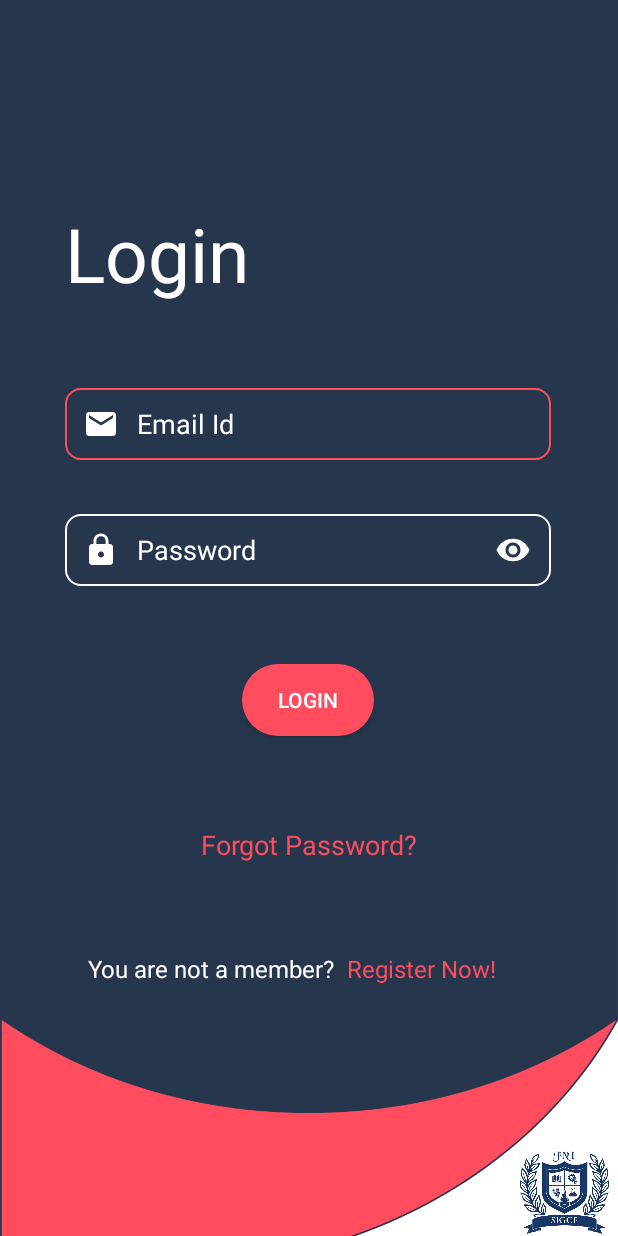
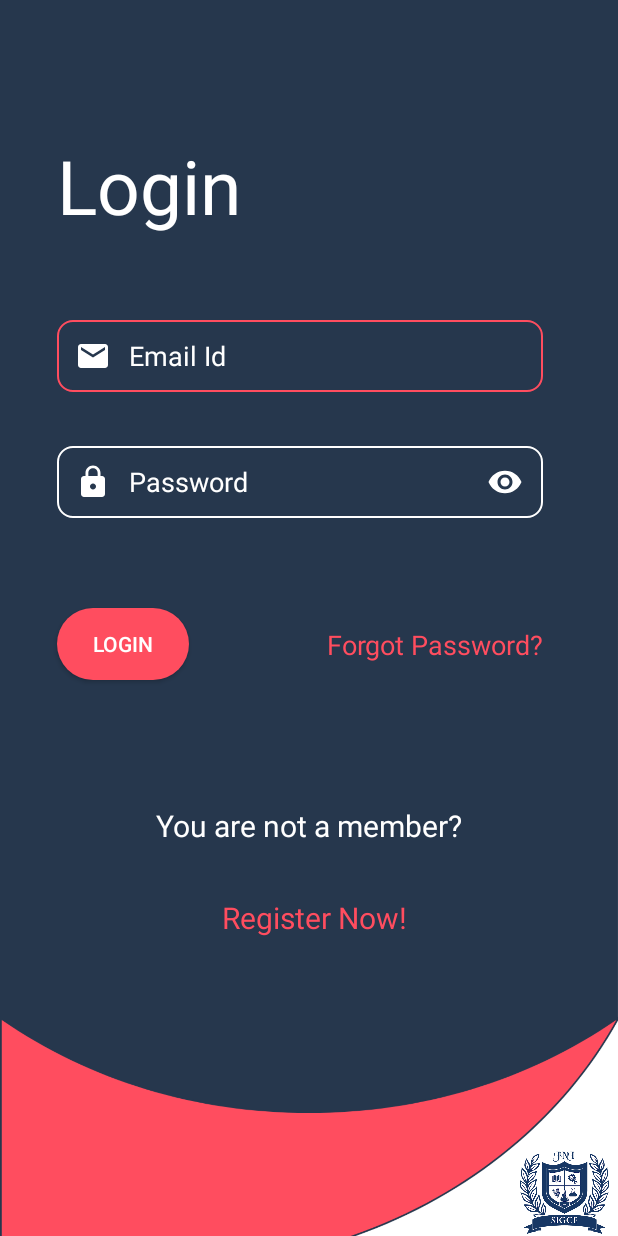
Before and after one commit to yashjariwala/CarChargerDYSM, an Android app: the LoginActivity screen opened directly, with no data from a screen before it, on a phone screen of 412 x 824 dp. Run offline under Robolectric (Android 15) with nearby library versions, the phone set to English and light mode, and no system bars; our stand-ins replace Firebase (no records; nobody signed in at launch, a user with empty details on screens opened directly); libraries missing offline, so code that uses them is left out: com.journeyapps.barcodescanner.

Commit message:
Added feature and bug fixes
Added feature while charging is on another user will not be able to start charging redesigned login page and fixed some layout issues

```diff
--- a/app/src/main/java/com/dysm/carchargerdysm/LoginActivity.java
+++ b/app/src/main/java/com/dysm/carchargerdysm/LoginActivity.java
@@ -7,6 +7,7 @@
 import android.text.method.HideReturnsTransformationMethod;
 import android.view.MotionEvent;
 import android.view.View;
+import android.view.WindowManager;
 import android.view.inputmethod.InputMethodManager;
 import android.widget.Button;
 import android.widget.ImageView;
@@ -37,6 +38,9 @@
         super.onCreate(savedInstanceState);
         setContentView(R.layout.login);
         firebasAuth=FirebaseAuth.getInstance();
+
+
+
 
         //Hide Keyboard
         findViewById(android.R.id.content).setOnTouchListener(new View.OnTouchListener() {
--- a/app/src/main/java/com/dysm/carchargerdysm/stopcharging.java
+++ b/app/src/main/java/com/dysm/carchargerdysm/stopcharging.java
@@ -33,7 +33,7 @@
 import java.text.DecimalFormat;
 
 public class stopcharging extends MainActivity {
-    private static DecimalFormat df = new DecimalFormat("0.00");
+    private static DecimalFormat df = new DecimalFormat("0.000");
 
     @Override
     protected void onStart() {
--- a/app/src/main/res/layout/login.xml
+++ b/app/src/main/res/layout/login.xml
@@ -2,9 +2,9 @@
 <androidx.constraintlayout.widget.ConstraintLayout xmlns:android="http://schemas.android.com/apk/res/android"
     xmlns:app="http://schemas.android.com/apk/res-auto"
     xmlns:tools="http://schemas.android.com/tools"
+    android:id="@+id/loginlayoutforkeyboard"
     android:layout_width="match_parent"
     android:layout_height="match_parent"
-    android:id="@+id/loginlayoutforkeyboard"
     android:background="@drawable/bglogin">
 
     <TextView
@@ -16,10 +16,10 @@
         android:textSize="50sp"
         app:layout_constraintBottom_toBottomOf="parent"
         app:layout_constraintEnd_toEndOf="parent"
-        app:layout_constraintHorizontal_bias="0.149"
+        app:layout_constraintHorizontal_bias="0.131"
         app:layout_constraintStart_toStartOf="parent"
         app:layout_constraintTop_toTopOf="parent"
-        app:layout_constraintVertical_bias="0.179" />
+        app:layout_constraintVertical_bias="0.119" />
 
     <EditText
         android:id="@+id/loginemail"
@@ -56,8 +56,8 @@
         android:inputType="textPassword"
         android:paddingStart="12dp"
         android:paddingEnd="12dp"
+        android:textColor="#FFFFFF"
         android:textColorHint="@color/white"
-        android:textColor="#FFFFFF"
         app:layout_constraintEnd_toEndOf="parent"
         app:layout_constraintHorizontal_bias="0.0"
         app:layout_constraintStart_toStartOf="@+id/loginemail"
@@ -68,12 +68,12 @@
         android:id="@+id/loginbutton"
         android:layout_width="wrap_content"
         android:layout_height="wrap_content"
-        android:layout_marginTop="52dp"
+        android:layout_marginTop="60dp"
         android:background="@drawable/buttons"
         android:text="@string/loginbuttonloginscreen"
         android:textColor="#FFFFFF"
         app:layout_constraintEnd_toEndOf="parent"
-        app:layout_constraintHorizontal_bias="0.421"
+        app:layout_constraintHorizontal_bias="0.0"
         app:layout_constraintStart_toStartOf="@+id/loginpassword"
         app:layout_constraintTop_toBottomOf="@+id/loginpassword" />
 
@@ -83,13 +83,12 @@
         android:layout_height="wrap_content"
         android:text="@string/notauserregisternow"
         android:textColor="#FFFFFF"
-        android:textSize="16sp"
+        android:textSize="20sp"
         app:layout_constraintBottom_toBottomOf="parent"
-        app:layout_constraintEnd_toStartOf="@+id/registernoetextloginpage"
-        app:layout_constraintHorizontal_bias="0.88"
+        app:layout_constraintEnd_toEndOf="parent"
         app:layout_constraintStart_toStartOf="parent"
-        app:layout_constraintTop_toTopOf="parent"
-        app:layout_constraintVertical_bias="0.791" />
+        app:layout_constraintTop_toBottomOf="@+id/loginbutton"
+        app:layout_constraintVertical_bias="0.242" />
 
     <ImageView
         android:id="@+id/imageView2"
@@ -110,13 +109,13 @@
         android:layout_height="wrap_content"
         android:text="@string/loginscreenregisternow"
         android:textColor="@color/appthemered"
-        android:textSize="16sp"
+        android:textSize="20sp"
         app:layout_constraintBottom_toBottomOf="parent"
-        app:layout_constraintEnd_toEndOf="parent"
-        app:layout_constraintHorizontal_bias="0.74"
-        app:layout_constraintStart_toStartOf="parent"
-        app:layout_constraintTop_toTopOf="parent"
-        app:layout_constraintVertical_bias="0.791" />
+        app:layout_constraintEnd_toEndOf="@+id/textView2"
+        app:layout_constraintHorizontal_bias="0.543"
+        app:layout_constraintStart_toStartOf="@+id/textView2"
+        app:layout_constraintTop_toBottomOf="@+id/textView2"
+        app:layout_constraintVertical_bias="0.147" />
 
     <TextView
         android:id="@+id/forgotpassword"
@@ -125,10 +124,11 @@
         android:text="@string/forgotpasswor"
         android:textColor="@color/appthemered"
         android:textSize="18sp"
-        app:layout_constraintBottom_toTopOf="@+id/textView2"
+        app:layout_constraintBottom_toBottomOf="@+id/loginbutton"
         app:layout_constraintEnd_toEndOf="parent"
-        app:layout_constraintStart_toStartOf="parent"
-        app:layout_constraintTop_toBottomOf="@+id/loginbutton" />
+        app:layout_constraintHorizontal_bias="0.65"
+        app:layout_constraintStart_toEndOf="@+id/loginbutton"
+        app:layout_constraintTop_toTopOf="@+id/loginbutton" />
 
     <ImageView
         android:id="@+id/showpassword"
--- a/app/src/main/res/layout/paymentgateway.xml
+++ b/app/src/main/res/layout/paymentgateway.xml
@@ -54,7 +54,7 @@
         android:text="@string/chargingamountdescription"
         android:textAlignment="center"
         android:textColor="#FFFFFF"
-        android:textSize="15sp"
+        android:textSize="20sp"
         app:layout_constraintBottom_toBottomOf="parent"
         app:layout_constraintEnd_toEndOf="parent"
         app:layout_constraintHorizontal_bias="0.496"
@@ -82,7 +82,7 @@
         android:text="@string/transactionpage"
         android:textAlignment="center"
         android:textColor="#FFFFFF"
-        android:textSize="15sp"
+        android:textSize="18sp"
         app:layout_constraintBottom_toBottomOf="parent"
         app:layout_constraintEnd_toEndOf="parent"
         app:layout_constraintHorizontal_bias="0.494"
--- a/app/src/main/res/values/strings.xml
+++ b/app/src/main/res/values/strings.xml
@@ -19,7 +19,7 @@
     <string name="startupimage">startupiamges</string>
     <string name="paymentgateway">Payment Gateway</string>
     <string name="loadinupiid">Loading Registered UPI ID.......</string>
-    <string name="chargingamountdescription"><br>Cost of charging is ₹10 per unit.</br><br>Prepaid Recharge only!</br>  </string>
+    <string name="chargingamountdescription">Cost of charging is ₹10 per unit.\n Prepaid Recharge only! </string>
     <string name="enterupipin">Enter Amount &amp; Pin</string>
     <string name="enterupipindialog">Enter Amount &amp; Pin</string>
     <string name="upipindialog">UPI PIN</string>
@@ -41,7 +41,7 @@
     <string name="chargeronimg">chargeronimg</string>
     <string name="chargeroff">chargeroff</string>
     <string name="currentusageamount">Used</string>
-    <string name="totalreachrgeamount">Total</string>
+    <string name="totalreachrgeamount">Total </string>
     <string name="plainamount">Amount</string>
     <string name="invoice">Invoice</string>
     <string name="invoicepagecarcharging">Car Charging</string>
```
Also changed, not shown: app/src/main/java/com/dysm/carchargerdysm/PaymentGateway.java (+38 -21 lines), app/src/main/java/com/dysm/carchargerdysm/invoiceshow.java (+5 -2 lines), app/src/main/res/layout/invoice.xml (+4 -4 lines).
